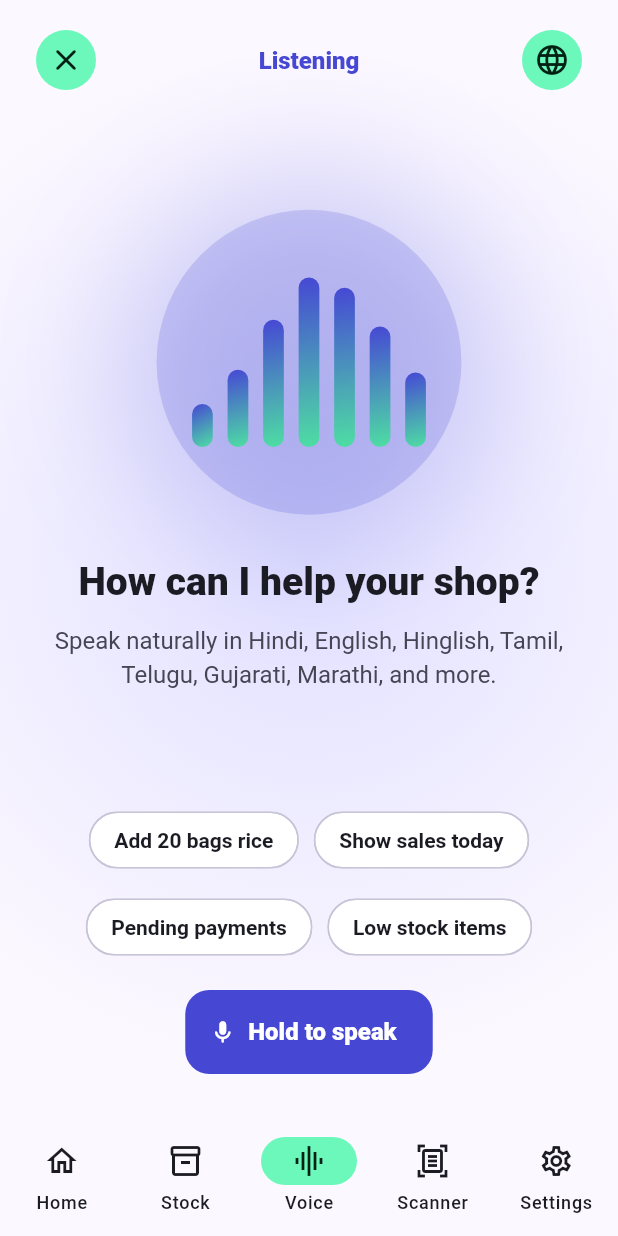
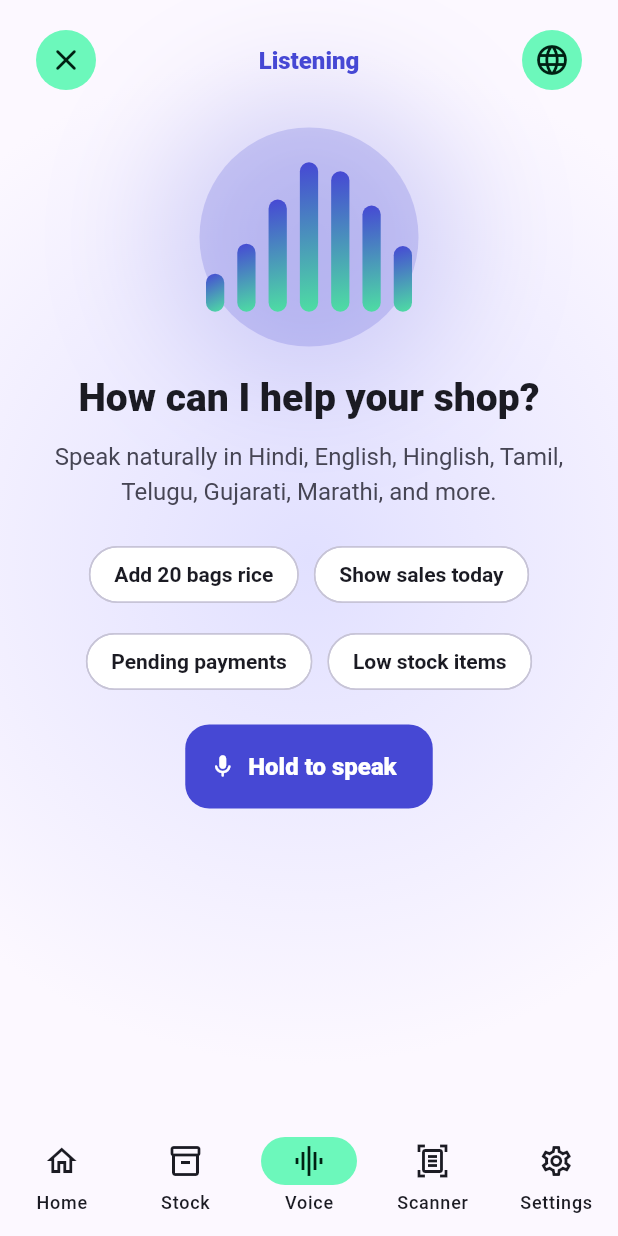
Before and after one commit to Dinakaran-k/vaani-ai, a Flutter app: the VoiceAssistantScreen screen opened by its route, on a phone screen of 412 x 824 dp. Run offline on Flutter 3.47's test engine with Material 3 defaults, Android fonts, the phone set to English and light mode, and no system bars; our stand-ins replace camera, cloud_firestore, connectivity_plus, dio, firebase_auth, firebase_core and 8 more; accounts and stored records are empty; Roboto replaces fonts that are missing (Plus Jakarta Sans).

Commit message:
Polish compact voice experience

```diff
--- a/lib/features/voice/presentation/voice_assistant_screen.dart
+++ b/lib/features/voice/presentation/voice_assistant_screen.dart
@@ -27,8 +27,16 @@ class _VoiceAssistantScreenState extends State<VoiceAssistantScreen> {
           ),
         ),
         child: SafeArea(
-          child: Padding(
+          child: LayoutBuilder(
+            builder: (context, constraints) {
+              final compact = constraints.maxHeight < 860;
+              final glowSize = compact ? 148.0 : 196.0;
+              return SingleChildScrollView(
                 padding: const EdgeInsets.fromLTRB(20, 16, 20, 28),
+                child: ConstrainedBox(
+                  constraints: BoxConstraints(
+                    minHeight: constraints.maxHeight - 44,
+                  ),
                   child: Column(
                     children: [
                       Row(
@@ -37,12 +45,15 @@ class _VoiceAssistantScreenState extends State<VoiceAssistantScreen> {
                             onPressed: () => context.go('/home'),
                             icon: const Icon(Icons.close_rounded),
                           ),
-                    const Spacer(),
-                    AnimatedSwitcher(
+                          Expanded(
+                            child: Center(
+                              child: AnimatedSwitcher(
                                 duration: const Duration(milliseconds: 220),
                                 child: Text(
                                   _listening ? 'Listening' : 'Thinking',
                                   key: ValueKey(_listening),
+                                  maxLines: 1,
+                                  overflow: TextOverflow.ellipsis,
                                   style: TextStyle(
                                     fontSize: 16,
                                     fontWeight: FontWeight.w800,
@@ -52,21 +63,23 @@ class _VoiceAssistantScreenState extends State<VoiceAssistantScreen> {
                                   ),
                                 ),
                               ),
-                    const Spacer(),
+                            ),
+                          ),
                           IconButton.filledTonal(
                             onPressed: () => showVaaniLanguageSheet(context),
                             icon: const Icon(Icons.language_rounded),
                           ),
                         ],
                       ),
-                const Spacer(),
+                      SizedBox(height: compact ? 20 : 42),
                       AnimatedAiGlow(
-                  size: MediaQuery.sizeOf(context).height < 760 ? 188 : 206,
-                  glowColor:
-                      _listening ? VaaniTheme.primary : VaaniTheme.secondary,
+                        size: glowSize,
+                        glowColor: _listening
+                            ? VaaniTheme.primary
+                            : VaaniTheme.secondary,
                         child: const AnimatedVaaniWaveform(),
                       ),
-                const SizedBox(height: 28),
+                      SizedBox(height: compact ? 18 : 28),
                       AnimatedSwitcher(
                         duration: const Duration(milliseconds: 260),
                         child: Column(
@@ -85,14 +98,17 @@ class _VoiceAssistantScreenState extends State<VoiceAssistantScreen> {
                                   ? 'Speak naturally in Hindi, English, Hinglish, Tamil, Telugu, Gujarati, Marathi, and more.'
                                   : 'Vaani validates your command before changing business data.',
                               textAlign: TextAlign.center,
-                        style: Theme.of(context).textTheme.bodyLarge?.copyWith(
+                              style: Theme.of(context)
+                                  .textTheme
+                                  .bodyLarge
+                                  ?.copyWith(
                                     color: VaaniTheme.onSurfaceVariant,
                                   ),
                             ),
                           ],
                         ),
                       ),
-                const Spacer(),
+                      SizedBox(height: compact ? 20 : 42),
                       Wrap(
                         alignment: WrapAlignment.center,
                         spacing: 10,
@@ -118,12 +134,16 @@ class _VoiceAssistantScreenState extends State<VoiceAssistantScreen> {
                       ),
                       const SizedBox(height: 18),
                       FilledButton.icon(
-                  onPressed: () => setState(() => _listening = !_listening),
+                        onPressed: () =>
+                            setState(() => _listening = !_listening),
                         icon: Icon(_listening ? Icons.mic_rounded : Icons.stop),
                         label: Text(_listening ? 'Hold to speak' : 'Stop'),
                       ),
                     ],
                   ),
+                ),
+              );
+            },
           ),
         ),
       ),
@@ -145,7 +165,14 @@ class _SuggestionChip extends StatelessWidget {
   @override
   Widget build(BuildContext context) {
     return ActionChip(
-      label: Text(text),
+      label: ConstrainedBox(
+        constraints: const BoxConstraints(maxWidth: 132),
+        child: Text(
+          text,
+          maxLines: 1,
+          overflow: TextOverflow.ellipsis,
+        ),
+      ),
       onPressed: onTap,
       backgroundColor: Colors.white,
       side: const BorderSide(color: Color(0xFFC7C4D7)),
--- a/lib/shared/presentation/vaani_motion.dart
+++ b/lib/shared/presentation/vaani_motion.dart
@@ -150,6 +150,13 @@ class _AnimatedVaaniWaveformState extends State<AnimatedVaaniWaveform>
 
   @override
   Widget build(BuildContext context) {
+    return LayoutBuilder(
+      builder: (context, constraints) {
+        final naturalWidth =
+            widget.barCount * (widget.width + widget.spacing * 2);
+        final scale = constraints.maxWidth.isFinite
+            ? math.min(1.0, constraints.maxWidth / naturalWidth)
+            : 1.0;
         return AnimatedBuilder(
           animation: _controller,
           builder: (context, _) {
@@ -159,11 +166,15 @@ class _AnimatedVaaniWaveformState extends State<AnimatedVaaniWaveform>
               children: [
                 for (var index = 0; index < widget.barCount; index++)
                   _WaveBar(
-                width: widget.width,
-                height: _heightFor(index),
-                margin: EdgeInsets.symmetric(horizontal: widget.spacing),
+                    width: widget.width * scale,
+                    height: _heightFor(index) * scale,
+                    margin: EdgeInsets.symmetric(
+                      horizontal: widget.spacing * scale,
+                    ),
                   ),
               ],
+            );
+          },
         );
       },
     );
```
Also changed, not shown: 4 other files. Lines whose indentation alone changed are shown as unchanged.
